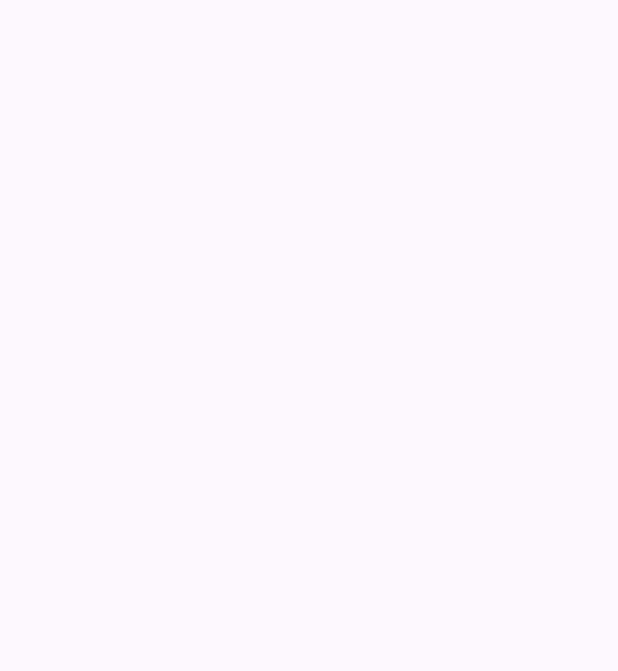
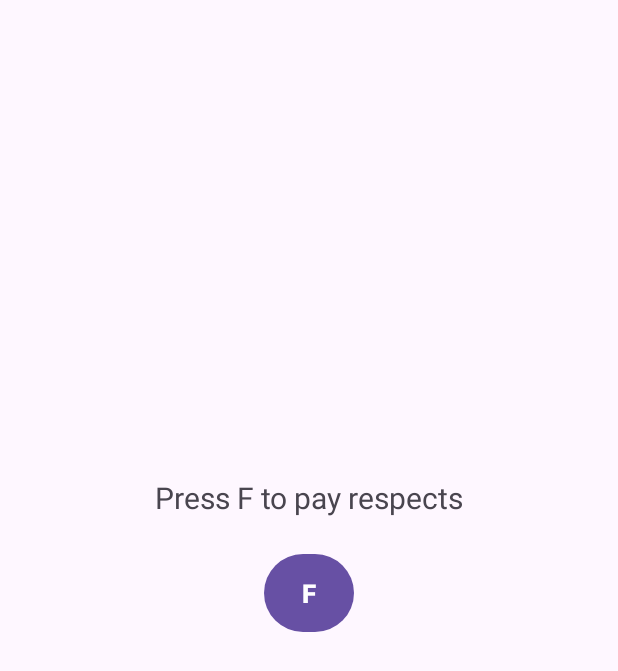
Before and after one commit to DogacTanriverdi/Humanity, an Android app: the RespectFragment screen opened through its navigation route, on a phone screen of 412 x 824 dp. Before the commit the part shown is empty. Shown: the top 671 px of the screen. Run offline under Robolectric (Android 15) with nearby library versions, the phone set to English and light mode, and no system bars.

Commit message:
Add text, button and ImageView to RespectFragment and add gif inside

```diff
--- a/app/src/main/java/com/dogactanriverdi/humanity/presentation/respect/RespectFragment.kt
+++ b/app/src/main/java/com/dogactanriverdi/humanity/presentation/respect/RespectFragment.kt
@@ -3,6 +3,7 @@ package com.dogactanriverdi.humanity.presentation.respect
 import android.os.Bundle
 import android.view.View
 import androidx.fragment.app.Fragment
+import com.bumptech.glide.Glide
 import com.dogactanriverdi.humanity.R
 import com.dogactanriverdi.humanity.common.viewBinding
 import com.dogactanriverdi.humanity.databinding.FragmentRespectBinding
@@ -13,7 +14,18 @@ class RespectFragment : Fragment(R.layout.fragment_respect) {
 
     override fun onViewCreated(view: View, savedInstanceState: Bundle?) {
         super.onViewCreated(view, savedInstanceState)
+        with(binding) {
 
+            Glide.with(requireContext())
+                .asGif()
+                .load(R.drawable.respect)
+                .into(ivRespect)
 
+            btnF.setOnClickListener {
+                tvPressFToPayRespects.visibility = View.GONE
+                btnF.visibility = View.GONE
+                ivRespect.visibility = View.VISIBLE
+            }
+        }
     }
 }
--- a/app/src/main/res/layout/fragment_respect.xml
+++ b/app/src/main/res/layout/fragment_respect.xml
@@ -1,8 +1,39 @@
 <?xml version="1.0" encoding="utf-8"?>
-<androidx.constraintlayout.widget.ConstraintLayout xmlns:android="http://schemas.android.com/apk/res/android"
+<LinearLayout xmlns:android="http://schemas.android.com/apk/res/android"
+    xmlns:tools="http://schemas.android.com/tools"
     android:layout_width="match_parent"
     android:layout_height="match_parent"
-    xmlns:tools="http://schemas.android.com/tools"
+    android:gravity="center"
+    android:orientation="vertical"
     tools:context=".presentation.respect.RespectFragment">
 
-</androidx.constraintlayout.widget.ConstraintLayout>
+    <ImageView
+        android:id="@+id/ivRespect"
+        android:layout_width="match_parent"
+        android:layout_height="200dp"
+        android:layout_gravity="center"
+        android:layout_margin="10dp"
+        android:contentDescription="@string/giving_respect_gif"
+        android:scaleType="centerCrop"
+        android:visibility="gone" />
+
+    <TextView
+        android:id="@+id/tvPressFToPayRespects"
+        android:layout_width="wrap_content"
+        android:layout_height="wrap_content"
+        android:layout_gravity="center"
+        android:layout_margin="10dp"
+        android:text="@string/press_f_to_pay_respects"
+        android:textSize="20sp" />
+
+    <Button
+        android:id="@+id/btnF"
+        android:layout_width="60dp"
+        android:layout_height="60dp"
+        android:layout_gravity="center"
+        android:layout_margin="10dp"
+        android:text="@string/f"
+        android:textSize="17sp"
+        android:textStyle="bold" />
+
+</LinearLayout>
--- a/app/src/main/res/values/strings.xml
+++ b/app/src/main/res/values/strings.xml
@@ -10,4 +10,7 @@
     <string name="happy_dog_gif">Happy dog gif</string>
     <string name="the_cat_holds_its_umbrella_to_the_mouse">The cat holds its umbrella to the mouse.</string>
     <string name="gif_of_a_glass_half_full">Gif of a glass half full</string>
+    <string name="press_f_to_pay_respects">Press F to pay respects</string>
+    <string name="f">F</string>
+    <string name="giving_respect_gif">Giving respect gif</string>
 </resources>
```
Also changed, not shown: app/src/main/res/drawable/respect.gif (added).
